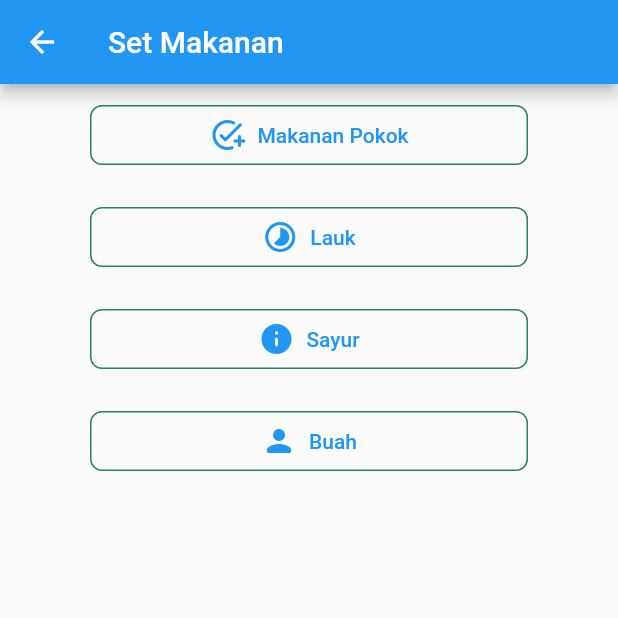
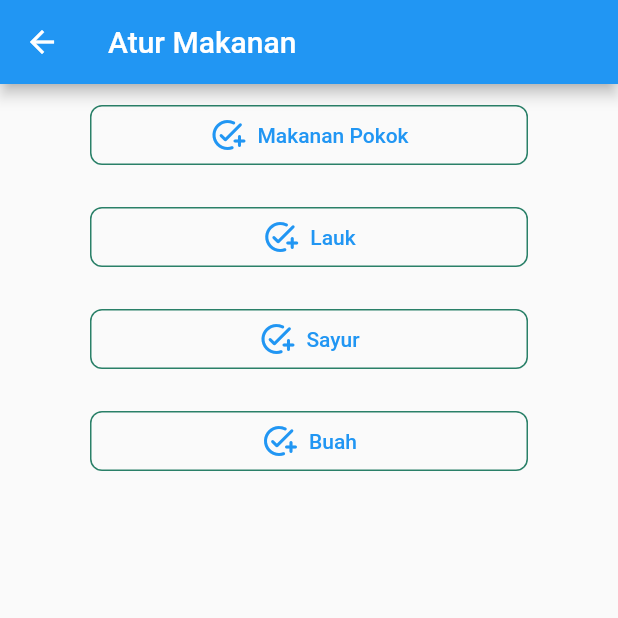
Before and after one commit to arhifisyant/FoodBalancer, a Flutter app: the screen it shows after launch, after a tap on "Atur Makanan", on a phone screen of 412 x 824 dp, the top half of it. Run offline on Flutter 3.47's test engine with Material 2 defaults, Android fonts, the light colour scheme and no system bars; our stand-ins replace get, sqflite; missing offline and left inert: advance_pdf_viewer; accounts and stored records are empty.

Commit message:
update limit char to 20 renaming title, menu, submenu , and others update icon

```diff
--- a/lib/ui/foodcat/foot_category_page.dart
+++ b/lib/ui/foodcat/foot_category_page.dart
@@ -14,9 +14,9 @@ class FoodCategoryPage extends StatelessWidget {
 
   List<MenuData> _getData()=> [
     MenuData(const Icon(Icons.add_task_rounded), "Makanan Pokok", SCREEN_CAT_TYPE.MAINFOOD),
-    MenuData(const Icon(Icons.timelapse_rounded), "Lauk", SCREEN_CAT_TYPE.SIDEFOOD),
-    MenuData(const Icon(Icons.info_rounded), "Sayur", SCREEN_CAT_TYPE.VEGETABLE),
-    MenuData(const Icon(Icons.person_rounded), "Buah", SCREEN_CAT_TYPE.FRUIT),
+    MenuData(const Icon(Icons.add_task_rounded), "Lauk", SCREEN_CAT_TYPE.SIDEFOOD),
+    MenuData(const Icon(Icons.add_task_rounded), "Sayur", SCREEN_CAT_TYPE.VEGETABLE),
+    MenuData(const Icon(Icons.add_task_rounded), "Buah", SCREEN_CAT_TYPE.FRUIT),
   ];
 
   @override
@@ -24,7 +24,7 @@ class FoodCategoryPage extends StatelessWidget {
 
     return Scaffold(
         appBar: AppBar(
-          title: Text("Set Makanan"),
+          title: Text("Atur Makanan"),
         ),
         body: ListView.builder(itemBuilder: (contex, index) {
           return Container(
--- a/lib/ui/home/home_page.dart
+++ b/lib/ui/home/home_page.dart
@@ -2,10 +2,9 @@ import 'package:flutter/cupertino.dart';
 import 'package:flutter/material.dart';
 import 'package:food_balancer/ui/aboutus/about.dart';
 import 'package:food_balancer/ui/foodcat/foot_category_page.dart';
-
 import 'package:food_balancer/ui/schedule/weekly_food_page.dart';
 import 'package:food_balancer/ui/viewer/pdf_viewer.dart';
-import 'package:get/get.dart';
+import 'package:get/get.dart'; //untuk navigasi ke halaman lain (pake get.)
 
 enum SCREEN_TYPE {
   INPUT_MENU,
@@ -26,9 +25,9 @@ class HomePage extends StatelessWidget {
 
   List<MenuData> _getData()=> [
     MenuData(const Icon(Icons.add_task_rounded), "Atur Makanan", SCREEN_TYPE.INPUT_MENU),
-    MenuData(const Icon(Icons.timelapse_rounded), "Menu Seminggu", SCREEN_TYPE.DAILY_MENU),
+    MenuData(const Icon(Icons.timelapse_rounded), "Daftar Menu Seminggu", SCREEN_TYPE.DAILY_MENU),
     MenuData(const Icon(Icons.info_rounded), "Pedoman Gizi Seimbang", SCREEN_TYPE.GUIDE),
-    MenuData(const Icon(Icons.person_rounded), "Tentang Aplikasi", SCREEN_TYPE.ABOUT),
+    MenuData(const Icon(Icons.info_rounded), "Tentang Aplikasi", SCREEN_TYPE.ABOUT),
   ];
 
   @override
@@ -46,19 +45,23 @@ class HomePage extends StatelessWidget {
           child: TextButton.icon(onPressed: (){
             switch (_getData()[index].screenType) {
               case SCREEN_TYPE.INPUT_MENU:
-                Get.to(FoodCategoryPage());
+                //Get.to(FoodCategoryPage()); // Get.to(() => page()) instead of using Get.to(page()) is better.
+                Get.to(() => FoodCategoryPage());
                 break;
 
               case SCREEN_TYPE.DAILY_MENU:
-                Get.to(WeeklyFoodPage());
+                //Get.to(WeeklyFoodPage());
+                Get.to(() => WeeklyFoodPage());
                 break;
 
               case SCREEN_TYPE.GUIDE:
-                Get.to(PdfGuideViewer());
+                //Get.to(PdfGuideViewer());
+                Get.to(() => PdfGuideViewer());
                 break;
 
               case SCREEN_TYPE.ABOUT:
-                Get.to(AboutPage());
+                //Get.to(AboutPage());
+                Get.to(() => AboutPage());
                 break;
               default:
             }
```
Also changed, not shown: lib/ui/foodstore/food_page.dart (+5 -5 lines), lib/ui/schedule/weekly_food_page.dart (+4 -4 lines), 7 other files.
